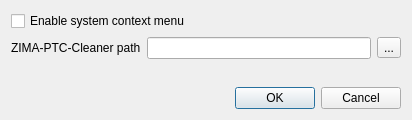
Old version of the form src/SettingsDialog.ui in the repository ZIMA-Engineering/ZIMA-CAD-Sync.
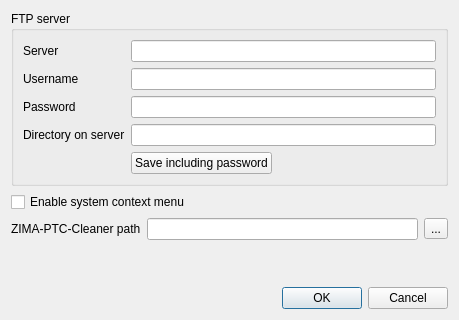
New version of the form. Icons and pictures are not drawn.

Commit message:
Move FTP settings to settings dialog, remove save password checkbox
Password is saved when clicked on save button in settings dialog.

What changed in the file:
```diff
--- a/src/SettingsDialog.ui
+++ b/src/SettingsDialog.ui
@@ -6,8 +6,8 @@
    <rect>
     <x>0</x>
     <y>0</y>
-    <width>412</width>
-    <height>120</height>
+    <width>459</width>
+    <height>320</height>
    </rect>
   </property>
   <property name="windowTitle">
@@ -18,6 +18,75 @@
     <normaloff>:/gfx/icon.png</normaloff>:/gfx/icon.png</iconset>
   </property>
   <layout class="QVBoxLayout" name="verticalLayout">
+   <item>
+    <widget class="QGroupBox" name="groupBox_4">
+     <property name="title">
+      <string>FTP server</string>
+     </property>
+     <layout class="QFormLayout" name="formLayout">
+      <property name="fieldGrowthPolicy">
+       <enum>QFormLayout::AllNonFixedFieldsGrow</enum>
+      </property>
+      <item row="1" column="0">
+       <widget class="QLabel" name="serverLabel">
+        <property name="text">
+         <string>Server</string>
+        </property>
+       </widget>
+      </item>
+      <item row="1" column="1">
+       <widget class="QLineEdit" name="serverLineEdit"/>
+      </item>
+      <item row="2" column="0">
+       <widget class="QLabel" name="usernameLabel">
+        <property name="text">
+         <string>Username</string>
+        </property>
+       </widget>
+      </item>
+      <item row="2" column="1">
+       <widget class="QLineEdit" name="usernameLineEdit"/>
+      </item>
+      <item row="3" column="0">
+       <widget class="QLabel" name="passwordLabel">
+        <property name="text">
+         <string>Password</string>
+        </property>
+       </widget>
+      </item>
+      <item row="3" column="1">
+       <widget class="QLineEdit" name="passwordLineEdit">
+        <property name="echoMode">
+         <enum>QLineEdit::Password</enum>
+        </property>
+       </widget>
+      </item>
+      <item row="4" column="0">
+       <widget class="QLabel" name="directoryOnServerLabel">
+        <property name="text">
+         <string>Directory on server</string>
+        </property>
+       </widget>
+      </item>
+      <item row="4" column="1">
+       <widget class="QLineEdit" name="directoryOnServerLineEdit"/>
+      </item>
+      <item row="5" column="1">
+       <widget class="QPushButton" name="saveButton">
+        <property name="sizePolicy">
+         <sizepolicy hsizetype="Fixed" vsizetype="Fixed">
+          <horstretch>0</horstretch>
+          <verstretch>0</verstretch>
+         </sizepolicy>
+        </property>
+        <property name="text">
+         <string>Save including password</string>
+        </property>
+       </widget>
+      </item>
+     </layout>
+    </widget>
+   </item>
    <item>
     <widget class="QCheckBox" name="enableSystemContextMenuCheckBox">
      <property name="text">
```
The commit also changes 7 other files.
